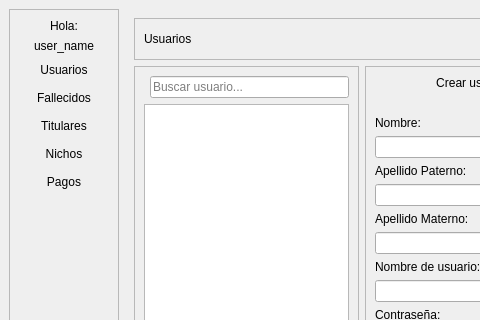
Before: the Qt Designer form enduring_chambers/niches/view/ui/main_window.ui in degorck/enduring-chambers, drawn with Qt 5; both pictures show x 0 to 480 and y 0 to 320 of the 819 by 631 pixel window.
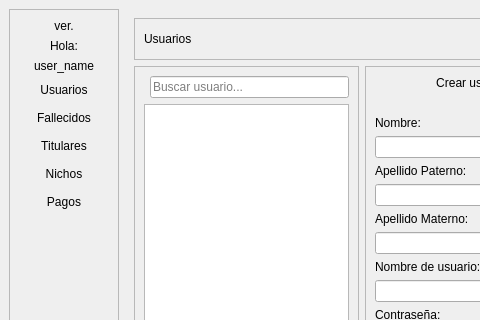
After: the same form once the commit is applied. The open tabs and pages were chosen to show the change. Icons and pictures are not drawn.

Diff of the .ui file:
```diff
--- a/enduring_chambers/niches/view/ui/main_window.ui
+++ b/enduring_chambers/niches/view/ui/main_window.ui
@@ -55,6 +55,16 @@
        <enum>QFrame::Shadow::Raised</enum>
       </property>
       <layout class="QVBoxLayout" name="verticalLayout_5">
+       <item>
+        <widget class="QLabel" name="label_version">
+         <property name="text">
+          <string>ver.</string>
+         </property>
+         <property name="alignment">
+          <set>Qt::AlignmentFlag::AlignCenter</set>
+         </property>
+        </widget>
+       </item>
        <item>
         <widget class="QLabel" name="label_welcome">
          <property name="styleSheet">
```
Left out of the diff: 20 changed lines with no effect on the pictures.
